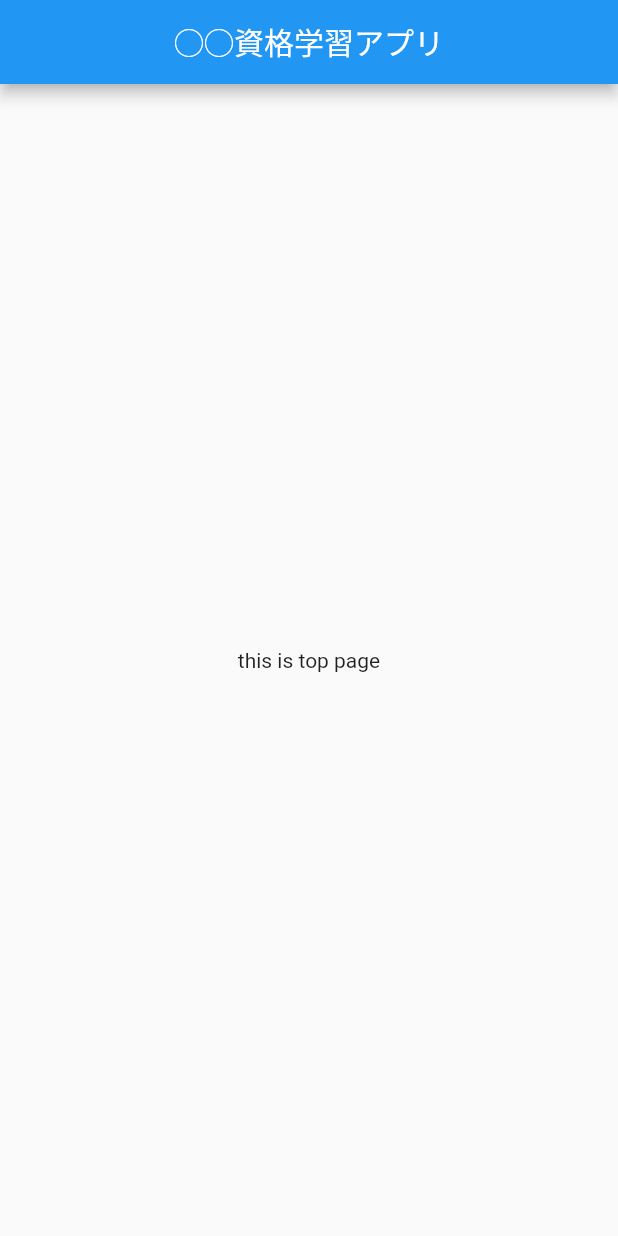
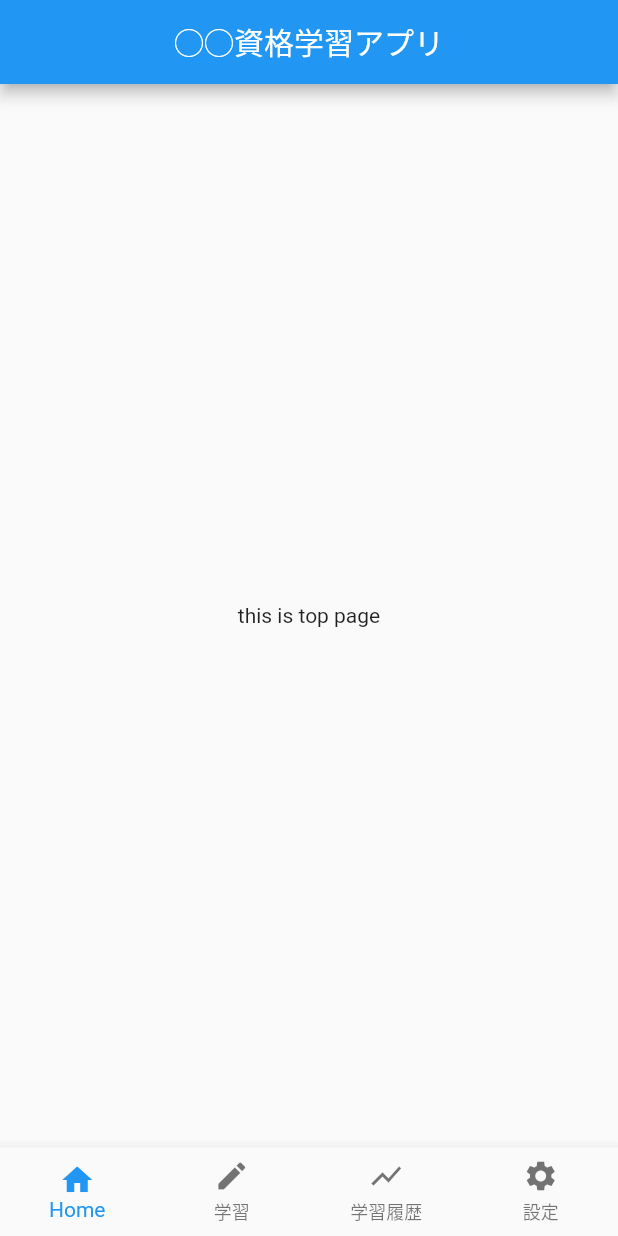
Before and after one commit to NaokiMochizuki/certificate_qualification, a Flutter app: the screen it shows after launch, on a phone screen of 412 x 824 dp. Run offline on Flutter 3.47's test engine with Material 2 defaults, Android fonts, the phone set to English and light mode, and no system bars.

Commit message:
フッターの型を作成

```diff
--- /dev/null
+++ b/lib/common/footer.dart
@@ -0,0 +1,17 @@
+import 'package:flutter/material.dart';
+
+class Footer extends StatelessWidget {
+
+  @override
+  Widget build(BuildContext context) {
+    return BottomNavigationBar(
+      type: BottomNavigationBarType.fixed,
+      items: [
+        BottomNavigationBarItem(icon: Icon(Icons.home), title: Text('Home'),),
+        BottomNavigationBarItem(icon: Icon(Icons.mode_edit), title: Text('学習'),),
+        BottomNavigationBarItem(icon: Icon(Icons.show_chart), title: Text('学習履歴'),),
+        BottomNavigationBarItem(icon: Icon(Icons.settings), title: Text('設定'),),
+      ],
+    );
+  }
+}
--- a/lib/screens/top.dart
+++ b/lib/screens/top.dart
@@ -1,4 +1,5 @@
 import 'package:flutter/material.dart';
+import 'package:certicicatie_qualification/common/footer.dart';
 
 class Top extends StatelessWidget {
   static String id = 'top';
@@ -12,6 +13,7 @@ class Top extends StatelessWidget {
           child: Center(child: Text('this is top page')),
         ),
       ),
+      bottomNavigationBar: Footer(),
     );
   }
 }
--- a/pubspec.yaml
+++ b/pubspec.yaml
@@ -17,5 +17,4 @@ dev_dependencies:
     sdk: flutter
 
 flutter:
-
   uses-material-design: true
```
